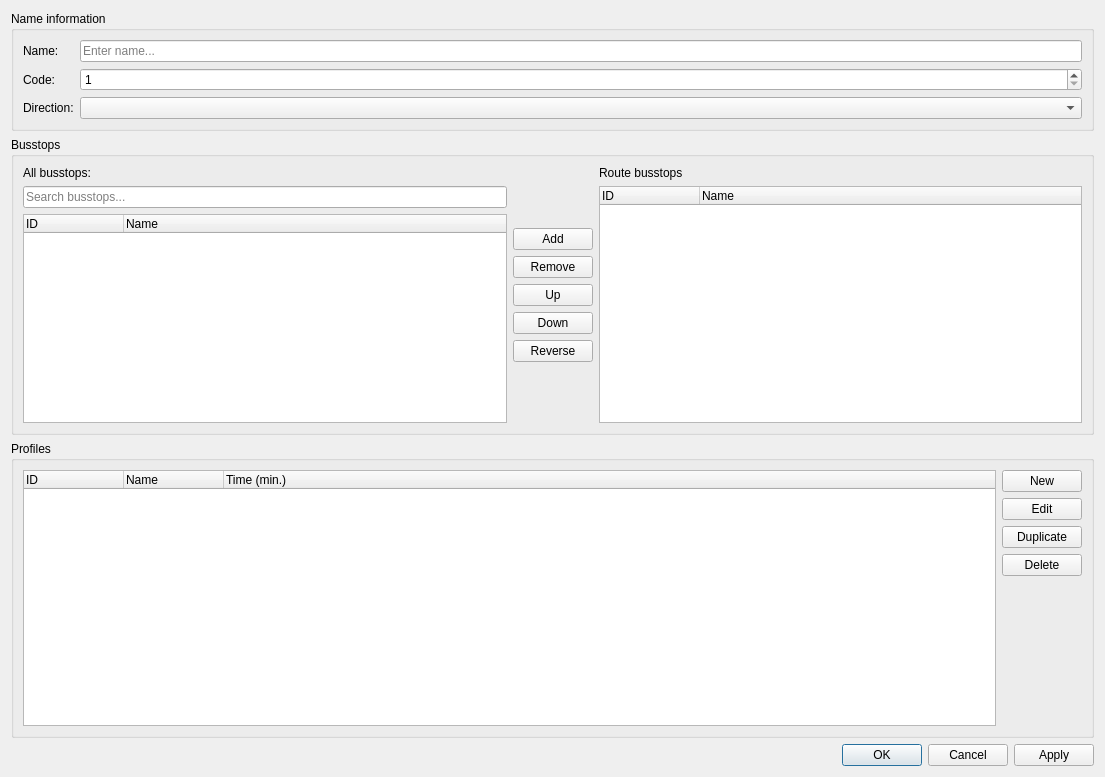
Before: the Qt Designer form Dialogs/DlgRouteeditor.ui in ma7t3/ScheduleMaster, drawn with Qt 5.
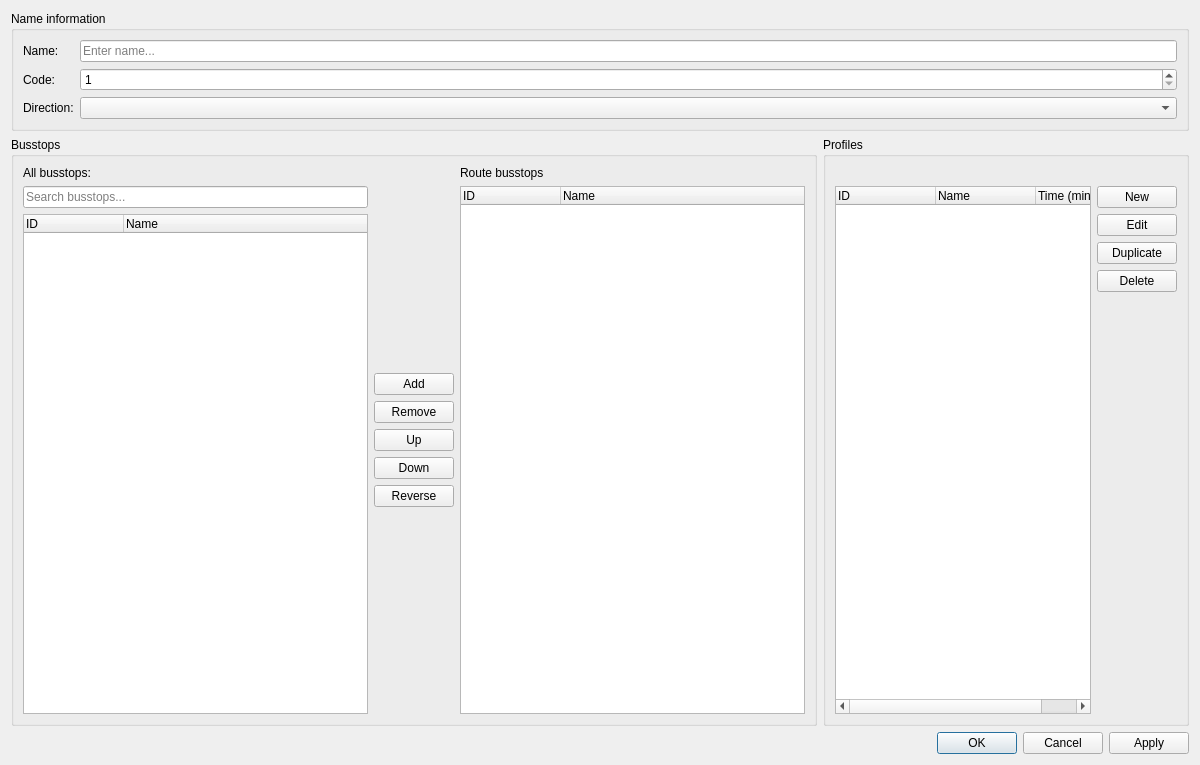
After: the same form once the commit is applied.

Diff of the .ui file:
```diff
--- a/Dialogs/DlgRouteeditor.ui
+++ b/Dialogs/DlgRouteeditor.ui
@@ -6,14 +6,14 @@
    <rect>
     <x>0</x>
     <y>0</y>
-    <width>1105</width>
-    <height>777</height>
+    <width>1200</width>
+    <height>765</height>
    </rect>
   </property>
   <property name="windowTitle">
    <string>Edit route</string>
   </property>
-  <layout class="QVBoxLayout" name="verticalLayout_5">
+  <layout class="QVBoxLayout" name="verticalLayout_6">
    <item>
     <widget class="QGroupBox" name="groupBox2">
      <property name="title">
@@ -62,7 +62,15 @@
     </widget>
    </item>
    <item>
+    <layout class="QHBoxLayout" name="horizontalLayout_3">
+     <item>
     <widget class="QGroupBox" name="groupBox">
+       <property name="sizePolicy">
+        <sizepolicy hsizetype="Preferred" vsizetype="Minimum">
+         <horstretch>0</horstretch>
+         <verstretch>0</verstretch>
+        </sizepolicy>
+       </property>
      <property name="title">
       <string>Busstops</string>
      </property>
@@ -88,6 +96,12 @@
         </item>
         <item>
          <widget class="QTreeWidget" name="twAllBusstops">
+            <property name="sizePolicy">
+             <sizepolicy hsizetype="Expanding" vsizetype="Expanding">
+              <horstretch>0</horstretch>
+              <verstretch>0</verstretch>
+             </sizepolicy>
+            </property>
           <column>
            <property name="text">
             <string>ID</string>
@@ -109,6 +123,9 @@
           <property name="orientation">
            <enum>Qt::Vertical</enum>
           </property>
+            <property name="sizeType">
+             <enum>QSizePolicy::Expanding</enum>
+            </property>
           <property name="sizeHint" stdset="0">
            <size>
             <width>20</width>
@@ -157,6 +174,9 @@
           <property name="orientation">
            <enum>Qt::Vertical</enum>
           </property>
+            <property name="sizeType">
+             <enum>QSizePolicy::Expanding</enum>
+            </property>
           <property name="sizeHint" stdset="0">
            <size>
             <width>20</width>
@@ -178,6 +198,12 @@
         </item>
         <item>
          <widget class="QTreeWidget" name="twRouteBusstops">
+            <property name="sizePolicy">
+             <sizepolicy hsizetype="Expanding" vsizetype="Expanding">
+              <horstretch>0</horstretch>
+              <verstretch>0</verstretch>
+             </sizepolicy>
+            </property>
           <column>
            <property name="text">
             <string>ID</string>
@@ -200,9 +226,24 @@
      <property name="title">
       <string>Profiles</string>
      </property>
+       <layout class="QVBoxLayout" name="verticalLayout_5">
+        <item>
+         <widget class="QLabel" name="label_6">
+          <property name="text">
+           <string/>
+          </property>
+         </widget>
+        </item>
+        <item>
      <layout class="QHBoxLayout" name="horizontalLayout_2">
       <item>
        <widget class="QTreeWidget" name="twProfiles">
+            <property name="sizePolicy">
+             <sizepolicy hsizetype="Maximum" vsizetype="Expanding">
+              <horstretch>0</horstretch>
+              <verstretch>0</verstretch>
+             </sizepolicy>
+            </property>
         <column>
          <property name="text">
           <string>ID</string>
@@ -266,7 +307,11 @@
        </layout>
       </item>
      </layout>
-    </widget>
+        </item>
+       </layout>
+      </widget>
+     </item>
+    </layout>
    </item>
    <item>
     <widget class="QDialogButtonBox" name="buttonBox">
```
Lines whose indentation alone changed are shown as unchanged.
